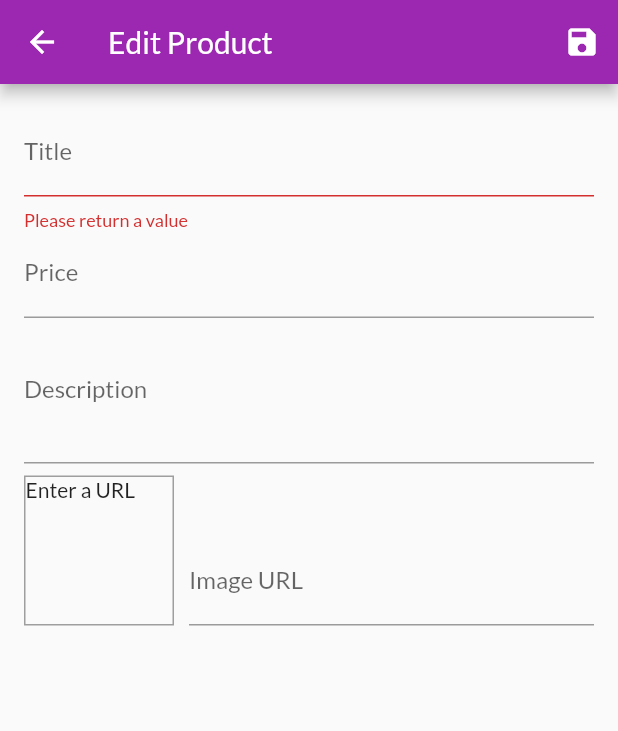
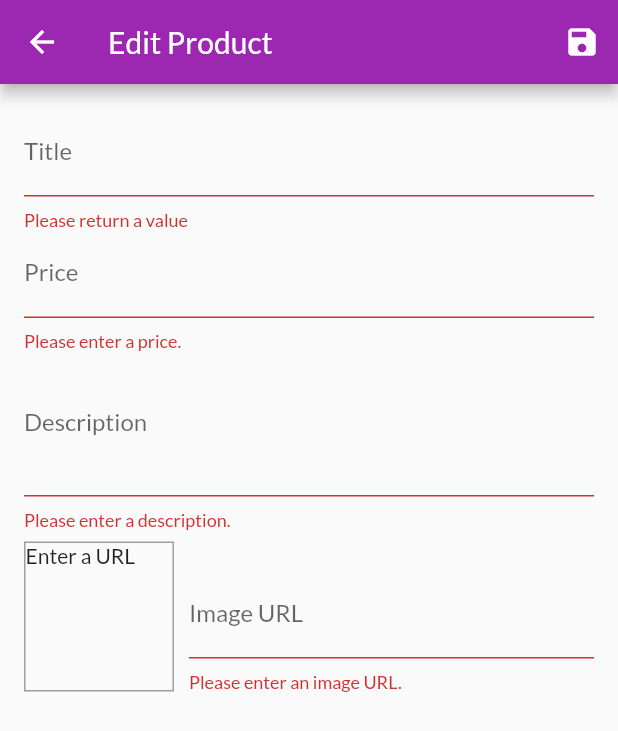
Before and after one commit to aaroncrutchfield/flutter_shop_app, a Flutter app: the EditProductScreen screen opened by its route, after a tap on the "save" icon, on a phone screen of 412 x 824 dp. Shown: the top 731 px of the screen. Run offline on Flutter 3.47's test engine with Material 2 defaults, Android fonts, the phone set to English and light mode, and no system bars; network calls fail.

Commit message:
Validate all inputs

```diff
--- a/lib/screens/edit_product_screen.dart
+++ b/lib/screens/edit_product_screen.dart
@@ -77,8 +77,8 @@ class _EditProductScreenState extends State<EditProductScreen> {
                 textInputAction: TextInputAction.next,
                 onFieldSubmitted: (_) =>
                     FocusScope.of(context).requestFocus(_priceFocusNode),
-                validator: (value) {
-                  if (value.isEmpty) {
+                validator: (titleInput) {
+                  if (titleInput.isEmpty) {
                     return 'Please return a value';
                   }
                   return null;
@@ -98,6 +98,18 @@ class _EditProductScreenState extends State<EditProductScreen> {
                 focusNode: _priceFocusNode,
                 onFieldSubmitted: (_) =>
                     FocusScope.of(context).requestFocus(_descriptionFocusNode),
+                validator: (priceInput) {
+                  if (priceInput.isEmpty) {
+                    return 'Please enter a price.';
+                  }
+                  if (double.tryParse(priceInput) == null) {
+                    return 'Please enter a valid number.';
+                  }
+                  if (double.parse(priceInput) <= 0) {
+                    return 'Please enter a price greater than \$0';
+                  }
+                  return null;
+                },
                 onSaved: (priceInput) => _editedProduct = Product(
                   id: _editedProduct.id,
                   title: _editedProduct.title,
@@ -111,6 +123,15 @@ class _EditProductScreenState extends State<EditProductScreen> {
                 keyboardType: TextInputType.multiline,
                 maxLines: 3,
                 focusNode: _descriptionFocusNode,
+                validator: (descriptionInput) {
+                  if (descriptionInput.isEmpty) {
+                    return 'Please enter a description.';
+                  }
+                  if (descriptionInput.length < 10) {
+                    return 'Description should be at least 10 characters';
+                  }
+                  return null;
+                },
                 onSaved: (descriptionInput) => _editedProduct = Product(
                   id: _editedProduct.id,
                   title: _editedProduct.title,
@@ -143,6 +164,15 @@ class _EditProductScreenState extends State<EditProductScreen> {
                       controller: _imageUrlController,
                       focusNode: _imageUrlFocusNode,
                       onFieldSubmitted: (_) => _saveForm(),
+                      validator: (urlInput) {
+                        if (urlInput.isEmpty) {
+                          return 'Please enter an image URL.';
+                        }
+                        if(!urlInput.startsWith('http') && !urlInput.startsWith('https')) {
+                          return 'Please enter a valid URL.';
+                        }
+                        return null;
+                      },
                       onSaved: (urlInput) => _editedProduct = Product(
                         id: _editedProduct.id,
                         title: _editedProduct.title,
```
